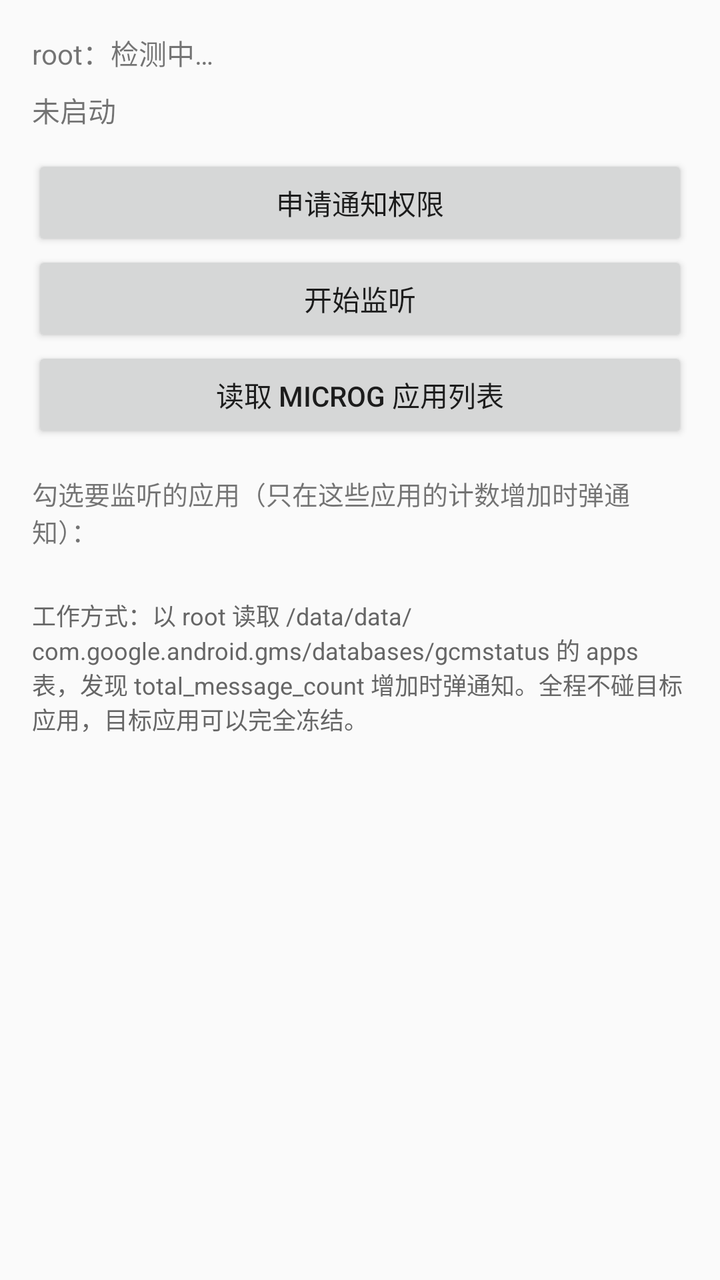
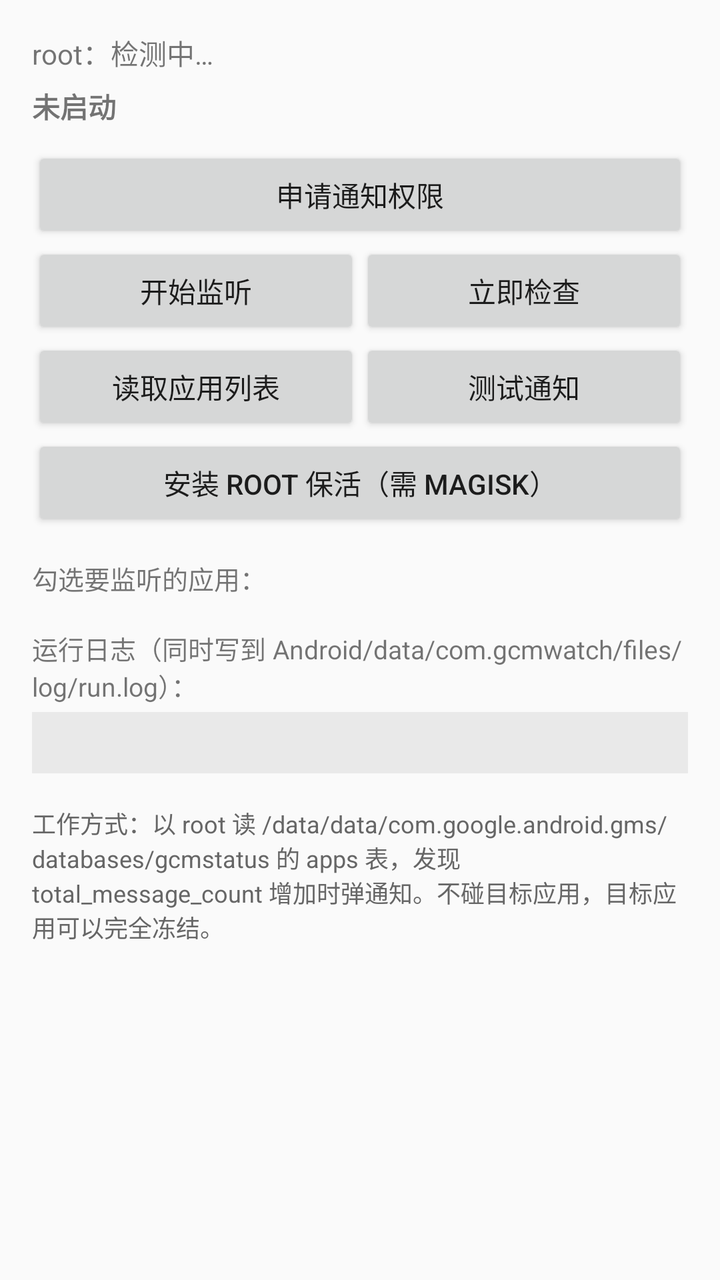

Two renders of the same Android screen: before a commit and after it. Below are the layout's source before the change and the commit's diff.
<!-- AndroidManifest.xml: application theme android:Theme.Material.Light.DarkActionBar -->
<!-- res/layout/activity_main.xml -->
<?xml version="1.0" encoding="utf-8"?>
<ScrollView xmlns:android="http://schemas.android.com/apk/res/android"
    android:layout_width="match_parent"
    android:layout_height="match_parent"
    android:fillViewport="true">

    <LinearLayout
        android:layout_width="match_parent"
        android:layout_height="wrap_content"
        android:orientation="vertical"
        android:padding="16dp">

        <TextView
            android:id="@+id/tvRoot"
            android:layout_width="match_parent"
            android:layout_height="wrap_content"
            android:text="root：检测中…"
            android:textSize="14sp" />

        <TextView
            android:id="@+id/tvStatus"
            android:layout_width="match_parent"
            android:layout_height="wrap_content"
            android:layout_marginTop="8dp"
            android:text="未启动"
            android:textSize="14sp" />

        <Button
            android:id="@+id/btnPerm"
            android:layout_width="match_parent"
            android:layout_height="wrap_content"
            android:layout_marginTop="12dp"
            android:text="申请通知权限" />

        <Button
            android:id="@+id/btnToggle"
            android:layout_width="match_parent"
            android:layout_height="wrap_content"
            android:text="开始监听" />

        <Button
            android:id="@+id/btnScan"
            android:layout_width="match_parent"
            android:layout_height="wrap_content"
            android:text="读取 microG 应用列表" />

        <TextView
            android:layout_width="match_parent"
            android:layout_height="wrap_content"
            android:layout_marginTop="16dp"
            android:text="勾选要监听的应用（只在这些应用的计数增加时弹通知）："
            android:textSize="13sp" />

        <LinearLayout
            android:id="@+id/llApps"
            android:layout_width="match_parent"
            android:layout_height="wrap_content"
            android:layout_marginTop="4dp"
            android:orientation="vertical" />

        <TextView
            android:layout_width="match_parent"
            android:layout_height="wrap_content"
            android:layout_marginTop="20dp"
            android:textSize="12sp"
            android:text="工作方式：以 root 读取 /data/data/com.google.android.gms/databases/gcmstatus 的 apps 表，发现 total_message_count 增加时弹通知。全程不碰目标应用，目标应用可以完全冻结。"
            android:textColor="#666666" />

    </LinearLayout>
</ScrollView>
<!-- resources referenced by this layout -->
<resources>

</resources>

<!-- the commit's change to res/layout/activity_main.xml (unified diff, before → after) -->
@@ -21,50 +21,102 @@
             android:id="@+id/tvStatus"
             android:layout_width="match_parent"
             android:layout_height="wrap_content"
-            android:layout_marginTop="8dp"
+            android:layout_marginTop="6dp"
             android:text="未启动"
-            android:textSize="14sp" />
+            android:textSize="14sp"
+            android:textStyle="bold" />
 
         <Button
             android:id="@+id/btnPerm"
             android:layout_width="match_parent"
             android:layout_height="wrap_content"
-            android:layout_marginTop="12dp"
+            android:layout_marginTop="10dp"
             android:text="申请通知权限" />
 
-        <Button
-            android:id="@+id/btnToggle"
+        <LinearLayout
             android:layout_width="match_parent"
             android:layout_height="wrap_content"
-            android:text="开始监听" />
+            android:orientation="horizontal">
+
+            <Button
+                android:id="@+id/btnToggle"
+                android:layout_width="0dp"
+                android:layout_height="wrap_content"
+                android:layout_weight="1"
+                android:text="开始监听" />
+
+            <Button
+                android:id="@+id/btnCheck"
+                android:layout_width="0dp"
+                android:layout_height="wrap_content"
+                android:layout_weight="1"
+                android:text="立即检查" />
+        </LinearLayout>
+
+        <LinearLayout
+            android:layout_width="match_parent"
+            android:layout_height="wrap_content"
+            android:orientation="horizontal">
+
+            <Button
+                android:id="@+id/btnScan"
+                android:layout_width="0dp"
+                android:layout_height="wrap_content"
+                android:layout_weight="1"
+                android:text="读取应用列表" />
+
+            <Button
+                android:id="@+id/btnTest"
+                android:layout_width="0dp"
+                android:layout_height="wrap_content"
+                android:layout_weight="1"
+                android:text="测试通知" />
+        </LinearLayout>
 
         <Button
-            android:id="@+id/btnScan"
+            android:id="@+id/btnKeep"
             android:layout_width="match_parent"
             android:layout_height="wrap_content"
-            android:text="读取 microG 应用列表" />
+            android:text="安装 root 保活（需 Magisk）" />
 
         <TextView
             android:layout_width="match_parent"
             android:layout_height="wrap_content"
-            android:layout_marginTop="16dp"
-            android:text="勾选要监听的应用（只在这些应用的计数增加时弹通知）："
+            android:layout_marginTop="14dp"
+            android:text="勾选要监听的应用："
             android:textSize="13sp" />
 
         <LinearLayout
             android:id="@+id/llApps"
             android:layout_width="match_parent"
             android:layout_height="wrap_content"
-            android:layout_marginTop="4dp"
             android:orientation="vertical" />
 
         <TextView
             android:layout_width="match_parent"
             android:layout_height="wrap_content"
-            android:layout_marginTop="20dp"
+            android:layout_marginTop="16dp"
+            android:text="运行日志（同时写到 Android/data/com.gcmwatch/files/log/run.log）："
+            android:textSize="13sp" />
+
+        <TextView
+            android:id="@+id/tvLog"
+            android:layout_width="match_parent"
+            android:layout_height="wrap_content"
+            android:layout_marginTop="4dp"
+            android:background="#11000000"
+            android:fontFamily="monospace"
+            android:padding="8dp"
+            android:textIsSelectable="true"
+            android:textSize="11sp" />
+
+        <TextView
+            android:layout_width="match_parent"
+            android:layout_height="wrap_content"
+            android:layout_marginTop="16dp"
             android:textSize="12sp"
-            android:text="工作方式：以 root 读取 /data/data/com.google.android.gms/databases/gcmstatus 的 apps 表，发现 total_message_count 增加时弹通知。全程不碰目标应用，目标应用可以完全冻结。"
-            android:textColor="#666666" />
+            android:textColor="#666666"
+            android:text="工作方式：以 root 读 /data/data/com.google.android.gms/databases/gcmstatus 的 apps 表，发现 total_message_count 增加时弹通知。不碰目标应用，目标应用可以完全冻结。" />
 
     </LinearLayout>
 </ScrollView>
